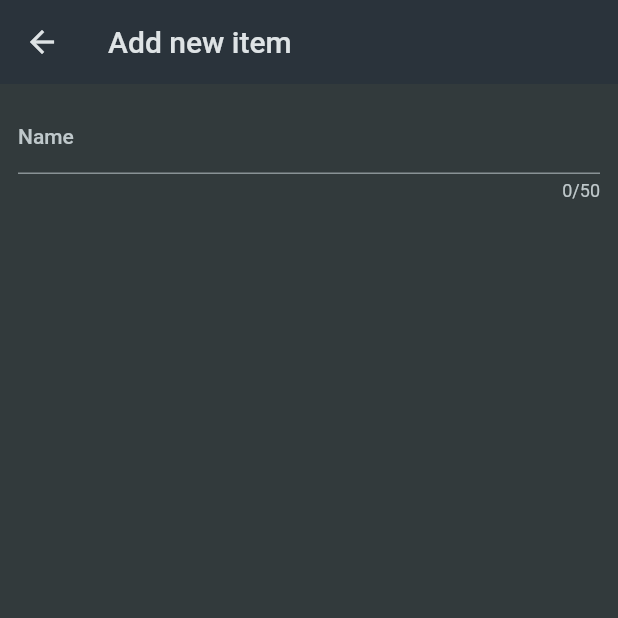
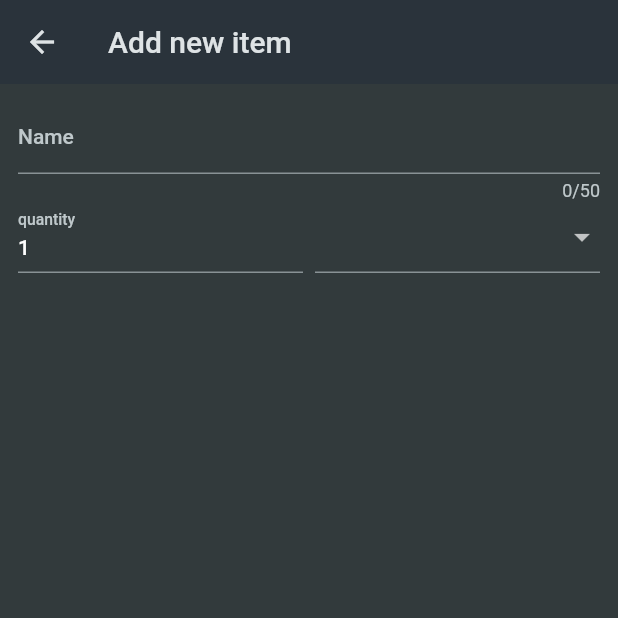
Before and after one commit to vicentedpsantos/shopping_list_flutter, a Flutter app: the NewItem screen opened directly, on a phone screen of 412 x 824 dp, the top half of it. Run offline on Flutter 3.47's test engine with Material 2 defaults, Android fonts, the phone set to English and light mode, and no system bars.

```diff
--- a/lib/widgets/new_item.dart
+++ b/lib/widgets/new_item.dart
@@ -1,4 +1,6 @@
 import 'package:flutter/material.dart';
+
+import 'package:shopping_list/data/categories.dart';
 
 class NewItem extends StatefulWidget {
   const NewItem({super.key});
@@ -21,12 +23,50 @@ class _NewItemState extends State<NewItem> {
             children: [
               TextFormField(
                 maxLength: 50,
-                decoration: InputDecoration(
+                decoration: const InputDecoration(
                   label: Text('Name'),
                 ),
                 validator: (value) {
                   return 'Demo...';
                 },
+              ),
+              Row(
+                crossAxisAlignment: CrossAxisAlignment.end,
+                children: [
+                  Expanded(
+                    child: TextFormField(
+                      decoration: const InputDecoration(
+                        label: Text('quantity'),
+                      ),
+                      initialValue: '1',
+                    ),
+                  ),
+                  const SizedBox(
+                    width: 8,
+                  ),
+                  Expanded(
+                    child: DropdownButtonFormField(
+                      items: [
+                        for (final category in categories.entries)
+                          DropdownMenuItem(
+                            value: category.value,
+                            child: Row(
+                              children: [
+                                Container(
+                                  width: 16,
+                                  height: 16,
+                                  color: category.value.color,
+                                ),
+                                const SizedBox(width: 6),
+                                Text(category.value.title),
+                              ],
+                            ),
+                          )
+                      ],
+                      onChanged: (value) {},
+                    ),
+                  ),
+                ],
               ),
             ],
           ),
```
